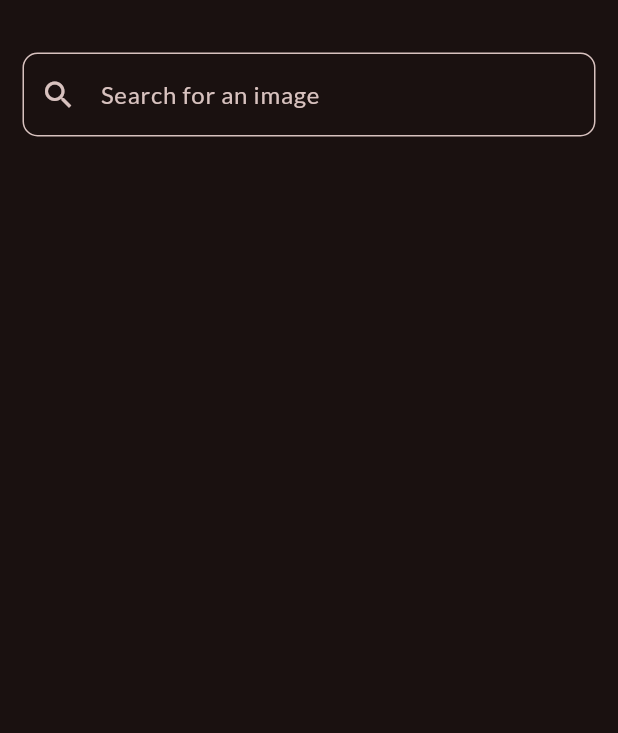
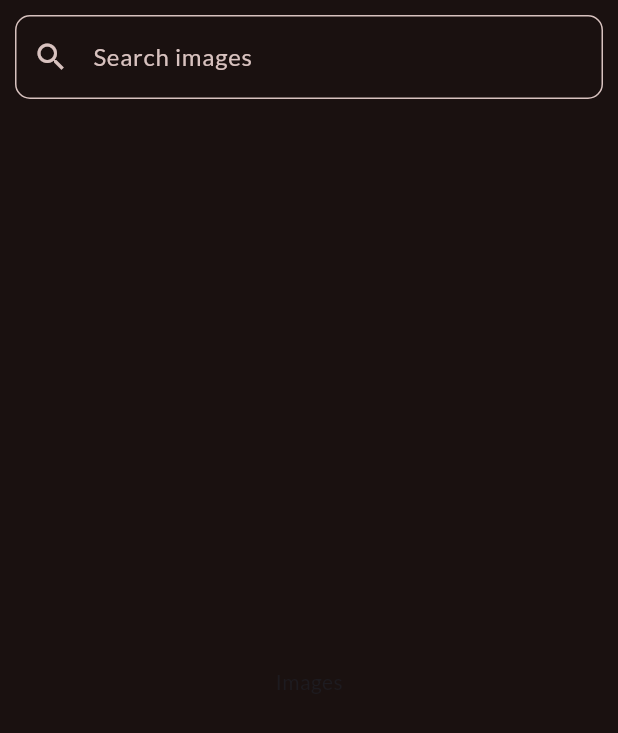
Before and after one commit to lbnmahs/pinterest-clone, a Flutter app: the SearchScreen screen opened directly, on a phone screen of 412 x 824 dp. Shown: the top 733 px of the screen. Run offline on Flutter 3.47's test engine with Material 3 defaults, Android fonts, the phone set to English and light mode, and no system bars; our stand-ins replace bloc, flutter_bloc, flutter_dotenv, google_fonts, transparent_image.

Commit message:
fix: search screen UI

```diff
--- a/lib/views/screens/search_screen.dart
+++ b/lib/views/screens/search_screen.dart
@@ -1,4 +1,6 @@
 import 'package:flutter/material.dart';
+import 'package:flutter_bloc/flutter_bloc.dart';
+import 'package:pinterest_clone/middleware/images_search_bloc/image_search_bloc.dart';
 
 class SearchScreen extends StatelessWidget {
   const SearchScreen({super.key});
@@ -6,15 +8,17 @@ class SearchScreen extends StatelessWidget {
   @override
   Widget build(BuildContext context) {
     return Scaffold(
-      body: Container(
-        color: Theme.of(context).colorScheme.background,
-        padding: const EdgeInsets.all(15),
+      body: SafeArea(
         child: Column(
           children: [
-            const SizedBox(height: 20),
-            TextField(
+            Padding(
+              padding: const EdgeInsets.all(10),
+              child: TextField(
+                onChanged: (value) {
+                  BlocProvider.of<ImageSearchBloc>(context).add(SearchImageEvent(value));
+                },
                 decoration: InputDecoration(
-                hintText: 'Search for an image',
+                  labelText: 'Search images',
                   prefixIcon: const Icon(Icons.search),
                   border: OutlineInputBorder(
                     borderRadius: BorderRadius.circular(10),
@@ -23,9 +27,11 @@ class SearchScreen extends StatelessWidget {
                   fillColor: Theme.of(context).colorScheme.surface,
                 ),
               ),
-            const SizedBox(height: 20),
+            ),
+            const SizedBox(height: 10),
+            const Expanded(child: Center(child: Text('Images'),))
           ]
-        )
+        ),
       ),
     );
   }
```
Lines whose indentation alone changed are shown as unchanged.
